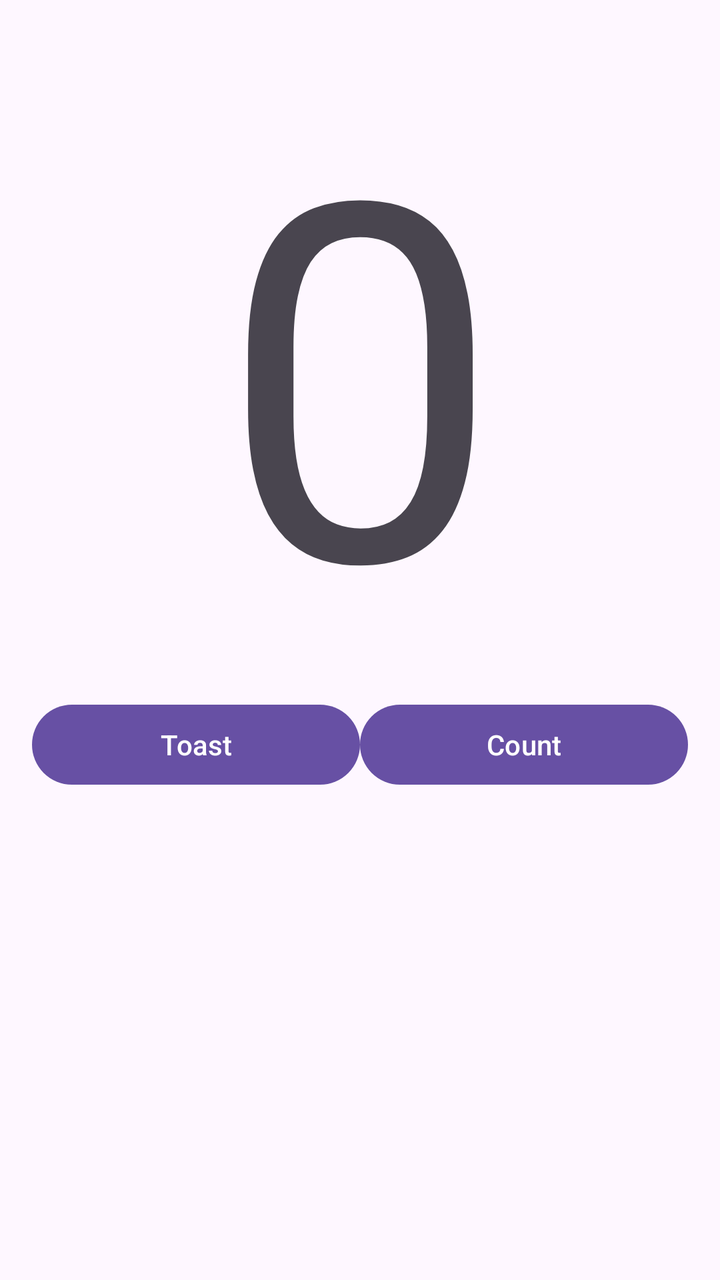
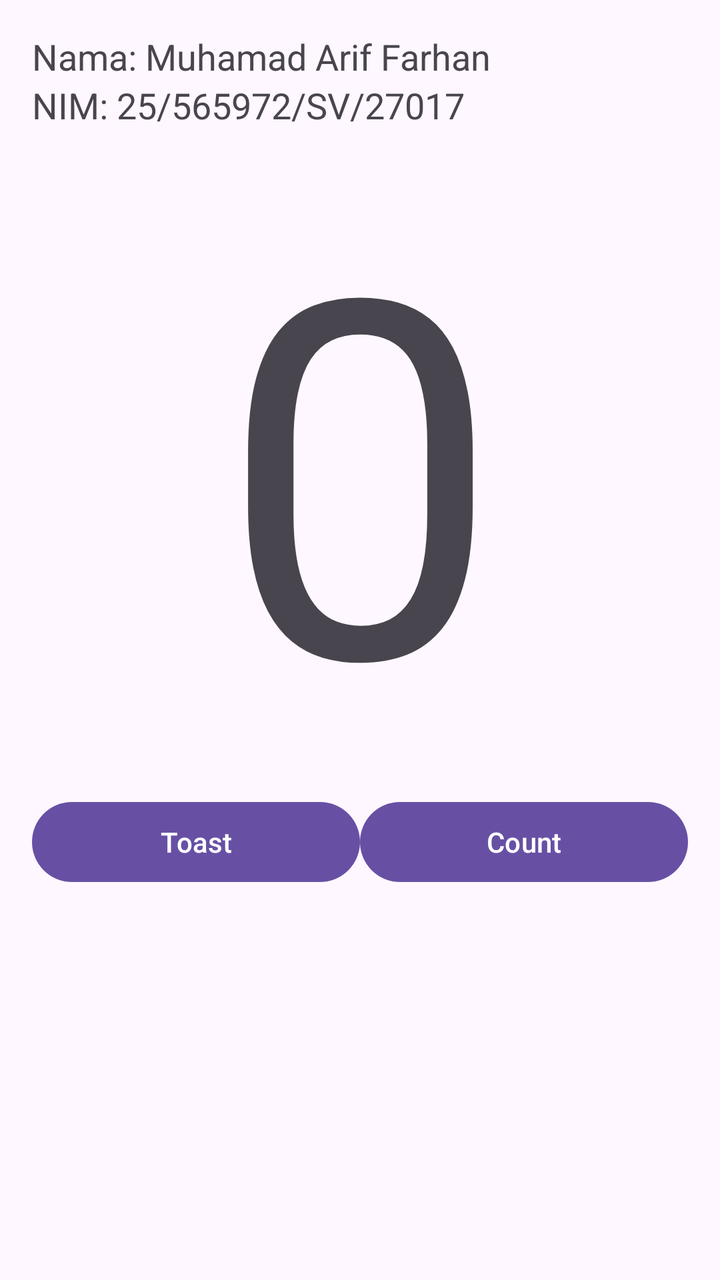

Two renders of the same Android screen: before a commit and after it. Below are the layout's source before the change and the commit's diff.
<!-- AndroidManifest.xml: application theme Theme.CountApp -->
<!-- res/layout/activity_main.xml -->
<?xml version="1.0" encoding="utf-8"?>
<LinearLayout xmlns:android="http://schemas.android.com/apk/res/android"
    xmlns:tools="http://schemas.android.com/tools"
    android:id="@+id/main"
    android:layout_width="match_parent"
    android:layout_height="match_parent"
    android:orientation="vertical"
    android:padding="16dp"
    tools:context=".MainActivity">

    <TextView
        android:id="@+id/tv_number"
        android:layout_width="match_parent"
        android:layout_height="wrap_content"
        android:text="@string/number"
        android:textAlignment="center"
        android:textSize="250sp" />

    <LinearLayout
        android:layout_width="match_parent"
        android:layout_height="wrap_content"
        android:orientation="horizontal" >

        <Button
            android:id="@+id/btn_toast"
            android:layout_width="wrap_content"
            android:layout_height="wrap_content"
            android:text="@string/btn_toast"
            android:layout_weight="1"/>

        <Button
            android:id="@+id/btn_count"
            android:layout_width="wrap_content"
            android:layout_height="wrap_content"
            android:text="@string/btn_count"
            android:layout_weight="1"/>


    </LinearLayout>


</LinearLayout>
<!-- resources referenced by this layout -->
<resources>
  <string name="btn_count">Count</string>
  <string name="btn_toast">Toast</string>
  <string name="number">0</string>
  <style name="Theme.CountApp" parent="Base.Theme.CountApp" />
  <style name="Base.Theme.CountApp" parent="Theme.Material3.DayNight.NoActionBar">
          
          
      </style>
</resources>

<!-- the commit's change to res/layout/activity_main.xml (unified diff, before → after) -->
@@ -7,6 +7,18 @@
     android:orientation="vertical"
     android:padding="16dp"
     tools:context=".MainActivity">
+
+    <TextView
+        android:layout_width="match_parent"
+        android:layout_height="wrap_content"
+        android:text="@string/name_author"
+        android:textSize="18sp" />
+
+    <TextView
+        android:layout_width="match_parent"
+        android:layout_height="wrap_content"
+        android:text="@string/nim"
+        android:textSize="18sp" />
 
     <TextView
         android:id="@+id/tv_number"
@@ -19,21 +31,21 @@
     <LinearLayout
         android:layout_width="match_parent"
         android:layout_height="wrap_content"
-        android:orientation="horizontal" >
+        android:orientation="horizontal">
 
         <Button
             android:id="@+id/btn_toast"
             android:layout_width="wrap_content"
             android:layout_height="wrap_content"
-            android:text="@string/btn_toast"
-            android:layout_weight="1"/>
+            android:layout_weight="1"
+            android:text="@string/btn_toast" />
 
         <Button
             android:id="@+id/btn_count"
             android:layout_width="wrap_content"
             android:layout_height="wrap_content"
-            android:text="@string/btn_count"
-            android:layout_weight="1"/>
+            android:layout_weight="1"
+            android:text="@string/btn_count" />
 
 
     </LinearLayout>
<!-- resource entries referenced after the edit -->
@@ -2,6 +2,8 @@
 <resources>
   <string name="btn_count">Count</string>
   <string name="btn_toast">Toast</string>
+  <string name="name_author">Nama: Muhamad Arif Farhan</string>
+  <string name="nim">NIM: 25/565972/SV/27017</string>
   <string name="number">0</string>
   <style name="Theme.CountApp" parent="Base.Theme.CountApp" />
   <style name="Base.Theme.CountApp" parent="Theme.Material3.DayNight.NoActionBar">
